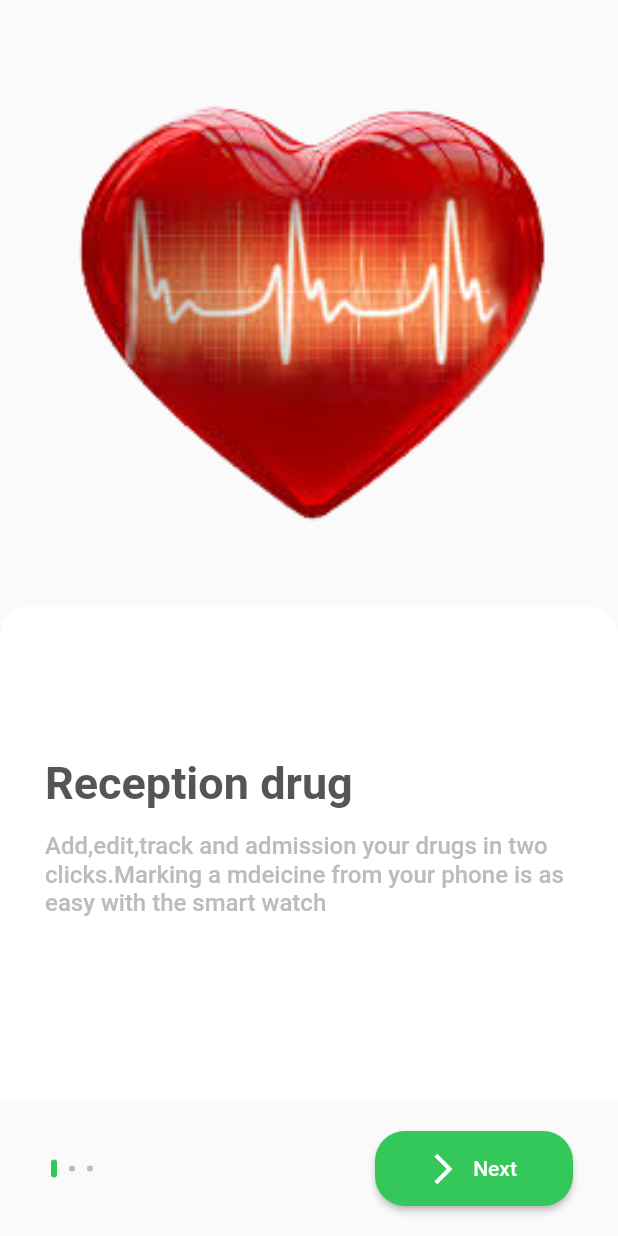
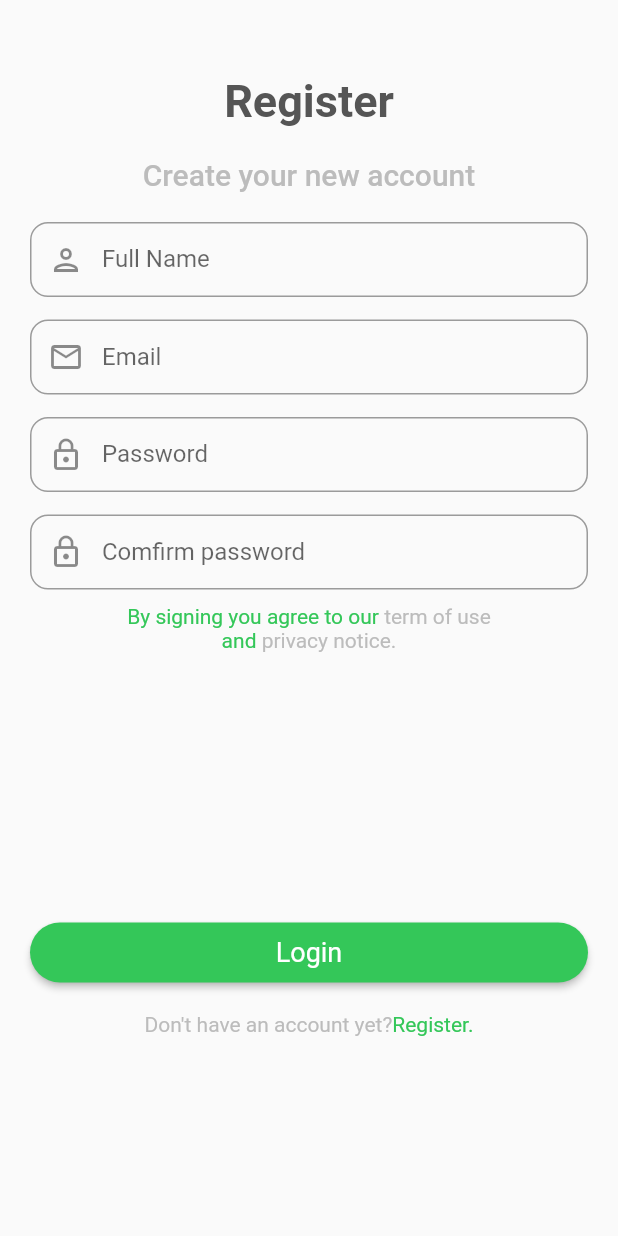
Before and after one commit to Stephen-Essoun/health-reminder, a Flutter app: the screen it shows after launch, on a phone screen of 412 x 824 dp. Run offline on Flutter 3.47's test engine with Material 2 defaults, Android fonts, the phone set to English and light mode, and no system bars; Roboto replaces fonts that are missing (Montserrat).

Commit message:
added registry screen

```diff
--- a/lib/commons/components/textfield.dart
+++ b/lib/commons/components/textfield.dart
@@ -0,0 +1,29 @@
+
+import 'package:flutter/material.dart';
+
+class InputField extends StatelessWidget {
+     InputField({
+    Key? key,
+    required this.labelText,
+    required this.prefixIcon,
+
+   String? Function(String?)? validator ,
+    TextEditingController? controller
+
+  }) : super(key: key);
+  final String labelText;
+  final Icon prefixIcon;
+  @override
+  Widget build(BuildContext context) {
+    return SizedBox(
+      height: 50,
+      child: TextFormField(
+        decoration: InputDecoration(
+            prefixIcon: prefixIcon,
+            labelText: labelText,
+            border:
+                OutlineInputBorder(borderRadius: BorderRadius.circular(12))),
+      ),
+    );
+  }
+}
--- a/lib/module/onboard_module.dart
+++ b/lib/module/onboard_module.dart
@@ -12,15 +12,15 @@ class OnboardItems {
 List<OnboardItems> onboardItems = [
   OnboardItems(
     content: '''Add,edit,track and admission your drugs in two clicks.Marking a mdeicine from your phone is as easy with the smart watch''',
-    image: 'images/heart.png',
+    image: 'images/pill1.png',
     title: 'Reception drug',
   ),OnboardItems(
     title: 'Monitoring health',
-    image: 'images/pill.png',
+    image: 'images/heart.png',
     content: '''View history and your well being after taking drugs in one click''',
   ),OnboardItems(
     title: 'Get notified',
-    image: 'images/pills.png',
+    image: 'images/bell.png',
     content: '''Our system will remind of all the doses of the drug,so you don't have to keep everything in your mind''',
   )
 ];
--- a/lib/views/onboarding.dart
+++ b/lib/views/onboarding.dart
@@ -1,5 +1,6 @@
 import 'package:flutter/material.dart';
 import 'package:pillset/commons/utils/colors.dart';
+import 'package:pillset/commons/utils/routes.dart';
 import 'package:pillset/module/onboard_module.dart';
 import 'onboarding_class.dart';
 
@@ -28,6 +29,7 @@ class _OnBoradingPageState extends State<OnBoradingPage> {
   @override
   Widget build(BuildContext context) {
     PageNotifier pageNotifier = PageNotifier();
+    PageNotifier pageNotifier2 = PageNotifier();
     return Scaffold(
         body: SafeArea(
       child: ValueListenableBuilder(
@@ -59,7 +61,8 @@ class _OnBoradingPageState extends State<OnBoradingPage> {
                         height: 50,
                         width: 132,
                         child: ElevatedButton.icon(
-                          onPressed: () {
+                          onPressed: ()async {
+                            value == 2? await Navigator.of(context).pushNamed(signInRoute):
                             controller.nextPage(
                                 duration: const Duration(milliseconds: 500),
                                 curve: Curves.easeInCirc);
--- a/lib/views/onboarding_class.dart
+++ b/lib/views/onboarding_class.dart
@@ -31,7 +31,7 @@ class OnBoardingContent extends StatelessWidget {
           decoration: const BoxDecoration(
             color: white,
             borderRadius: BorderRadius.only(
-                topLeft: Radius.circular(20), topRight: Radius.circular(20)),
+                topLeft: Radius.circular(30), topRight: Radius.circular(30)),
           ),
           child: Padding(
             padding: const EdgeInsets.only(top: 100, left: 30, right: 30),
--- /dev/null
+++ b/lib/views/register_view.dart
@@ -0,0 +1,172 @@
+import 'package:flutter/material.dart';
+import 'package:pillset/views/toggle_view.dart';
+
+import '../commons/components/textfield.dart';
+import '../commons/utils/colors.dart';
+import '../commons/utils/text_theme.dart';
+
+class RegisterView extends StatefulWidget {
+  const RegisterView({super.key});
+
+  @override
+  State<RegisterView> createState() => _RegisterViewState();
+}
+
+class _RegisterViewState extends State<RegisterView> {
+  late TextEditingController nameController;
+  late TextEditingController emailController;
+  late TextEditingController passwordController;
+  late TextEditingController cPasswordController;
+
+  @override
+  void initState() {
+    nameController = TextEditingController();
+    emailController = TextEditingController();
+    passwordController = TextEditingController();
+    cPasswordController = TextEditingController();
+    super.initState();
+  }
+
+  @override
+  void dispose() {
+    nameController.dispose();
+    emailController.dispose();
+    passwordController.dispose();
+    cPasswordController.dispose();
+    super.dispose();
+  }
+
+  @override
+  Widget build(BuildContext context) {
+    return Scaffold(
+      body: SafeArea(
+        child: Padding(
+          padding: const EdgeInsets.symmetric(
+            horizontal: 20,
+          ),
+          child: ListView(
+            children: [
+              Column(children: [
+                const SizedBox(
+                  height: 50,
+                ),
+                Text(
+                  'Register',
+                  style: textTheme.headline1,
+                ),
+                const SizedBox(
+                  height: 20,
+                ),
+                Text(
+                  'Create your new account',
+                  style: textTheme.headline3!.copyWith(fontSize: 20),
+                ),
+              ]),
+              const SizedBox(
+                height: 20,
+              ),
+              InputField(
+                controller: nameController,
+                labelText: 'Full Name',
+                prefixIcon: const Icon(Icons.person_outlined),
+              ),
+              const SizedBox(
+                height: 15,
+              ),
+              InputField(
+                controller: emailController,
+                labelText: 'Email',
+                prefixIcon: const Icon(Icons.email_outlined),
+              ),
+              const SizedBox(
+                height: 15,
+              ),
+              InputField(
+                controller: passwordController,
+                labelText: 'Password',
+                prefixIcon: const Icon(Icons.lock_outline),
+              ),
+              const SizedBox(
+                height: 15,
+              ),
+              InputField(
+                controller: cPasswordController,
+                labelText: 'Comfirm password',
+                prefixIcon: const Icon(Icons.lock_outline),
+              ),
+              const SizedBox(
+                height: 10,
+              ),
+              Align(
+                alignment: Alignment.center,
+                child: RichText(
+                    textAlign: TextAlign.center,
+                    text: const TextSpan(
+                        text: 'By signing you agree to our ',
+                        style: TextStyle(
+                          color: green,
+                        ),
+                        children: [
+                          TextSpan(
+                              text: 'term of use',
+                              style: TextStyle(
+                                color: whiteGrey,
+                              )),
+                          TextSpan(
+                              text: '\nand ',
+                              style: TextStyle(
+                                color: green,
+                              )),
+                          TextSpan(
+                              text: 'privacy notice.',
+                              style: TextStyle(
+                                color: whiteGrey,
+                              ))
+                        ])),
+              ),
+              const SizedBox(
+                height: 180,
+              ),
+              SizedBox(
+                  height: 40,
+                  width: MediaQuery.of(context).size.height / 1.5,
+                  child: ElevatedButton(
+                      onPressed: () {},
+                      style: ElevatedButton.styleFrom(
+                          backgroundColor: green,
+                          shape: RoundedRectangleBorder(
+                              borderRadius: BorderRadius.circular(20)),
+                          textStyle: const TextStyle(fontSize: 18)),
+                      child: const Text('Login'))),
+              Padding(
+                padding: const EdgeInsets.symmetric(vertical: 20),
+                child: GestureDetector(
+                  onTap: () {},
+                  child: Align(
+                    alignment: Alignment.center,
+                    child: RichText(
+                      text: const TextSpan(
+                        text: "Don't have an account yet?",
+                        style: TextStyle(
+                          color: whiteGrey,
+                        ),
+                        children: [
+                          TextSpan(
+                            text: 'Register.',
+                            style: TextStyle(
+                              color: green,
+                            ),
+                          )
+                        ],
+                      ),
+                    ),
+                  ),
+                ),
+              )
+            ],
+          ),
+        ),
+      ),
+    );
+  }
+}
```
Also changed, not shown: lib/main.dart (+7 -6 lines), lib/views/signin_view.dart (added, +122 -0 lines), lib/views/toggle_view.dart (added, +16 -0 lines), images/bell.png (added), images/capsule.png (renamed from images/pill.png), images/pill1.png (added).
